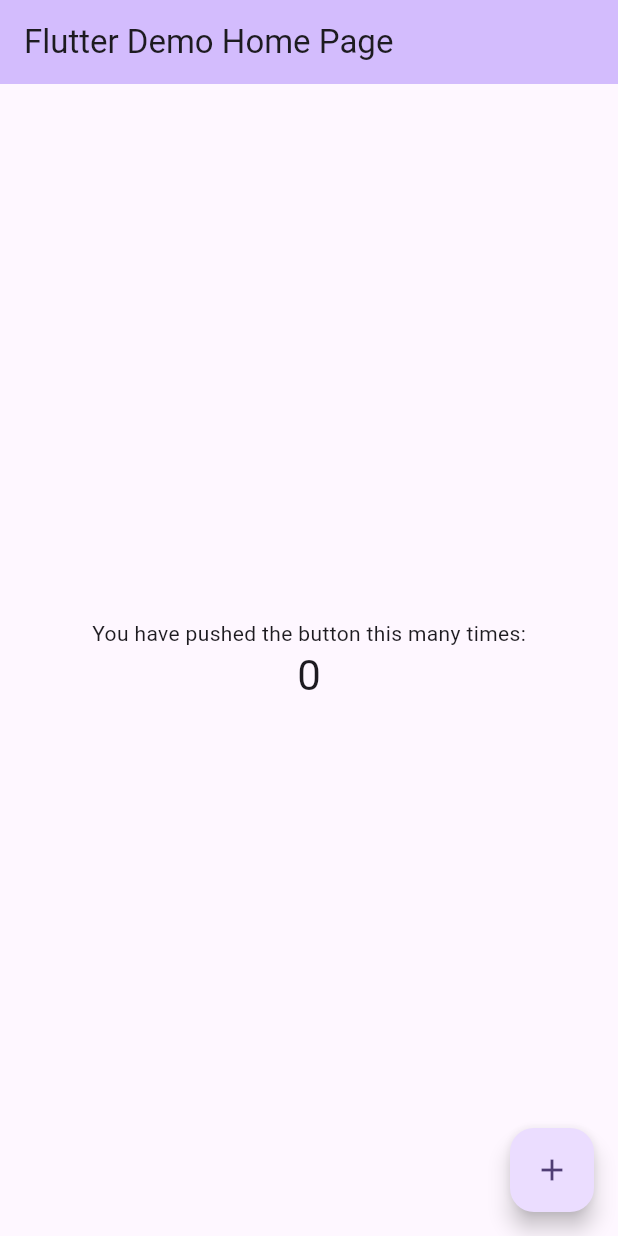
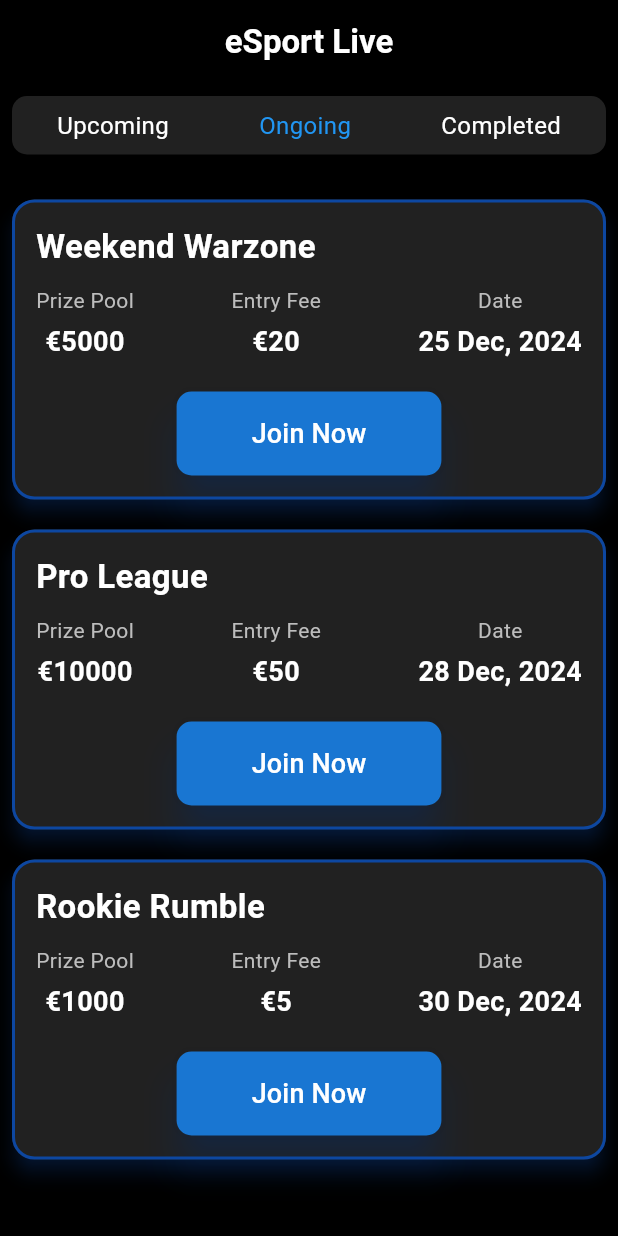
Before and after one commit to could-ai/019a529d-072f-76b9-ad5f-953aaea1f5ed, a Flutter app: the screen it shows after launch, on a phone screen of 412 x 824 dp. Run offline on Flutter 3.47's test engine with Material 3 defaults, Android fonts, the phone set to English and light mode, and no system bars.

Commit message:
Created the splash screen with a dark, gaming-inspired aesthetic. The screen features the "eSport Live" logo with a prominent glow effect to establish the app's cyberpunk theme. A loading indicator is included, and after a 3-second delay, the user is automatically navigated to the home screen. This provides an immersive and visually appealing entry point to the application.; Created the home screen, which serves as the central hub for tournament listings. The screen features a dark, cyberpunk-style background with a filter bar for "Upcoming," "Ongoing," and "Completed" tournaments. Tournament information is displayed in stylized cards with glowing blue borders, providing details on the prize pool, entry fee, and date. Each card includes a "Join Now" button, creating a clear and engaging user interface for players to browse and join tournaments.; Updated the main application file to integrate the new splash screen and set a consistent dark theme. The `MyApp` widget now initializes the app with a `MaterialApp` configured with a dark theme, including a black scaffold background and blue as the primary color. The `home` property is set to `SplashScreen`, ensuring it is the first screen displayed on launch. This creates a cohesive and immersive user experience from the moment the app is opened.

```diff
--- /dev/null
+++ b/usr/lib/home_screen.dart
@@ -0,0 +1,157 @@
+import 'package:flutter/material.dart';
+
+class HomeScreen extends StatelessWidget {
+  const HomeScreen({super.key});
+
+  @override
+  Widget build(BuildContext context) {
+    return Scaffold(
+      backgroundColor: Colors.black,
+      appBar: AppBar(
+        title: const Text(
+          'eSport Live',
+          style: TextStyle(
+            color: Colors.white,
+            fontWeight: FontWeight.bold,
+          ),
+        ),
+        backgroundColor: Colors.black,
+        elevation: 0,
+        centerTitle: true,
+      ),
+      body: Padding(
+        padding: const EdgeInsets.all(8.0),
+        child: Column(
+          children: [
+            _buildFilterBar(),
+            const SizedBox(height: 20),
+            Expanded(
+              child: ListView(
+                children: [
+                  _buildTournamentCard(
+                    'Weekend Warzone',
+                    '€5000',
+                    '€20',
+                    '25 Dec, 2024',
+                  ),
+                  _buildTournamentCard(
+                    'Pro League',
+                    '€10000',
+                    '€50',
+                    '28 Dec, 2024',
+                  ),
+                  _buildTournamentCard(
+                    'Rookie Rumble',
+                    '€1000',
+                    '€5',
+                    '30 Dec, 2024',
+                  ),
+                ],
+              ),
+            ),
+          ],
+        ),
+      ),
+    );
+  }
+
+  Widget _buildFilterBar() {
+    return Container(
+      padding: const EdgeInsets.symmetric(vertical: 8.0),
+      decoration: BoxDecoration(
+        color: Colors.grey[900],
+        borderRadius: BorderRadius.circular(10),
+      ),
+      child: const Row(
+        mainAxisAlignment: MainAxisAlignment.spaceAround,
+        children: [
+          Text('Upcoming', style: TextStyle(color: Colors.white, fontSize: 16)),
+          Text('Ongoing', style: TextStyle(color: Colors.blue, fontSize: 16)),
+          Text('Completed', style: TextStyle(color: Colors.white, fontSize: 16)),
+        ],
+      ),
+    );
+  }
+
+  Widget _buildTournamentCard(
+      String title, String prize, String entry, String date) {
+    return Card(
+      color: Colors.grey[900],
+      shape: RoundedRectangleBorder(
+        borderRadius: BorderRadius.circular(15.0),
+        side: BorderSide(color: Colors.blue.shade900, width: 2),
+      ),
+      elevation: 5,
+      shadowColor: Colors.blue.shade900,
+      margin: const EdgeInsets.symmetric(vertical: 10.0),
+      child: Padding(
+        padding: const EdgeInsets.all(16.0),
+        child: Column(
+          crossAxisAlignment: CrossAxisAlignment.start,
+          children: [
+            Text(
+              title,
+              style: const TextStyle(
+                color: Colors.white,
+                fontSize: 22.0,
+                fontWeight: FontWeight.bold,
+              ),
+            ),
+            const SizedBox(height: 10),
+            Row(
+              mainAxisAlignment: MainAxisAlignment.spaceBetween,
+              children: [
+                _buildInfoColumn('Prize Pool', prize),
+                _buildInfoColumn('Entry Fee', entry),
+                _buildInfoColumn('Date', date),
+              ],
+            ),
+            const SizedBox(height: 20),
+            Center(
+              child: ElevatedButton(
+                onPressed: () {},
+                style: ElevatedButton.styleFrom(
+                  backgroundColor: Colors.blue.shade700,
+                  shape: RoundedRectangleBorder(
+                    borderRadius: BorderRadius.circular(10.0),
+                  ),
+                  padding:
+                      const EdgeInsets.symmetric(horizontal: 50, vertical: 15),
+                  shadowColor: Colors.blue.shade900,
+                  elevation: 10,
+                ),
+                child: const Text(
+                  'Join Now',
+                  style: TextStyle(
+                    color: Colors.white,
+                    fontSize: 18,
+                  ),
+                ),
+              ),
+            ),
+          ],
+        ),
+      ),
+    );
+  }
+
+  Widget _buildInfoColumn(String title, String value) {
+    return Column(
+      children: [
+        Text(
+          title,
+          style: TextStyle(color: Colors.grey[400], fontSize: 14),
+        ),
+        const SizedBox(height: 5),
+        Text(
+          value,
+          style: const TextStyle(
+            color: Colors.white,
+            fontSize: 18,
+            fontWeight: FontWeight.bold,
+          ),
+        ),
+      ],
+    );
+  }
+}
--- a/usr/lib/main.dart
+++ b/usr/lib/main.dart
@@ -1,4 +1,5 @@
 import 'package:flutter/material.dart';
+import 'splash_screen.dart';
 
 void main() {
   runApp(const MyApp());
@@ -7,114 +8,18 @@ void main() {
 class MyApp extends StatelessWidget {
   const MyApp({super.key});
 
-  // This widget is the root of your application.
   @override
   Widget build(BuildContext context) {
     return MaterialApp(
-      title: 'Flutter Demo',
+      title: 'eSport Live',
       debugShowCheckedModeBanner: false,
       theme: ThemeData(
-        // This is the theme of your application.
-        //
-        // TRY THIS: Try running your application with "flutter run". You'll see
-        // the application has a purple toolbar. Then, without quitting the app,
-        // try changing the seedColor in the colorScheme below to Colors.green
-        // and then invoke "hot reload" (save your changes or press the "hot
-        // reload" button in a Flutter-supported IDE, or press "r" if you used
-        // the command line to start the app).
-        //
-        // Notice that the counter didn't reset back to zero; the application
-        // state is not lost during the reload. To reset the state, use hot
-        // restart instead.
-        //
-        // This works for code too, not just values: Most code changes can be
-        // tested with just a hot reload.
-        colorScheme: ColorScheme.fromSeed(seedColor: Colors.deepPurple),
+        brightness: Brightness.dark,
+        primaryColor: Colors.blue,
+        scaffoldBackgroundColor: Colors.black,
+        fontFamily: 'sans-serif',
       ),
-      home: const MyHomePage(title: 'Flutter Demo Home Page'),
+      home: const SplashScreen(),
     );
   }
 }
-
-class MyHomePage extends StatefulWidget {
-  const MyHomePage({super.key, required this.title});
-
-  // This widget is the home page of your application. It is stateful, meaning
-  // that it has a State object (defined below) that contains fields that affect
-  // how it looks.
-
-  // This class is the configuration for the state. It holds the values (in this
-  // case the title) provided by the parent (in this case the App widget) and
-  // used by the build method of the State. Fields in a Widget subclass are
-  // always marked "final".
-
-  final String title;
-
-  @override
-  State<MyHomePage> createState() => _MyHomePageState();
-}
-
-class _MyHomePageState extends State<MyHomePage> {
-  int _counter = 0;
-
-  void _incrementCounter() {
-    setState(() {
-      // This call to setState tells the Flutter framework that something has
-      // changed in this State, which causes it to rerun the build method below
-      // so that the display can reflect the updated values. If we changed
-      // _counter without calling setState(), then the build method would not be
-      // called again, and so nothing would appear to happen.
-      _counter++;
-    });
-  }
-
-  @override
-  Widget build(BuildContext context) {
-    // This method is rerun every time setState is called, for instance as done
-    // by the _incrementCounter method above.
-    //
-    // The Flutter framework has been optimized to make rerunning build methods
-    // fast, so that you can just rebuild anything that needs updating rather
-    // than having to individually change instances of widgets.
-    return Scaffold(
-      appBar: AppBar(
-        // TRY THIS: Try changing the color here to a specific color (to
-        // Colors.amber, perhaps?) and trigger a hot reload to see the AppBar
-        // change color while the other colors stay the same.
-        backgroundColor: Theme.of(context).colorScheme.inversePrimary,
-        // Here we take the value from the MyHomePage object that was created by
-        // the App.build method, and use it to set our appbar title.
-        title: Text(widget.title),
-      ),
-      body: Center(
-        // Center is a layout widget. It takes a single child and positions it
-        // in the middle of the parent.
-        child: Column(
-          // Column is also a layout widget. It takes a list of children and
-          // arranges them vertically. By default, it sizes itself to fit its
-          // children horizontally, and tries to be as tall as its parent.
-          //
-          // Column has various properties to control how it sizes itself and
-          // how it positions its children. Here we use mainAxisAlignment to
-          // center the children vertically; the main axis here is the vertical
-          // axis because Columns are vertical (the cross axis would be
-          // horizontal).
-          //
-          // TRY THIS: Invoke "debug painting" (choose the "Toggle Debug Paint"
-          // action in the IDE, or press "p" in the console), to see the
-          // wireframe for each widget.
-          mainAxisAlignment: MainAxisAlignment.center,
-          children: <Widget>[
-            const Text('You have pushed the button this many times:'),
-            Text('$_counter', style: Theme.of(context).textTheme.headlineMedium),
-          ],
-        ),
-      ),
-      floatingActionButton: FloatingActionButton(
-        onPressed: _incrementCounter,
-        tooltip: 'Increment',
-        child: const Icon(Icons.add),
-      ), // This trailing comma makes auto-formatting nicer for build methods.
-    );
-  }
-}
--- /dev/null
+++ b/usr/lib/splash_screen.dart
@@ -0,0 +1,66 @@
+import 'package:flutter/material.dart';
+import 'dart:async';
+import 'home_screen.dart';
+
+class SplashScreen extends StatefulWidget {
+  const SplashScreen({super.key});
+
+  @override
+  State<SplashScreen> createState() => _SplashScreenState();
+}
+
+class _SplashScreenState extends State<SplashScreen> {
+  @override
+  void initState() {
+    super.initState();
+    Timer(
+      const Duration(seconds: 3),
+      () => Navigator.pushReplacement(
+        context,
+        MaterialPageRoute(builder: (context) => const HomeScreen()),
+      ),
+    );
+  }
+
+  @override
+  Widget build(BuildContext context) {
+    return Scaffold(
+      body: Container(
+        decoration: const BoxDecoration(
+          color: Colors.black,
+        ),
+        child: Center(
+          child: Column(
+            mainAxisAlignment: MainAxisAlignment.center,
+            children: [
+              Text(
+                'eSport Live',
+                style: TextStyle(
+                  fontSize: 48.0,
+                  fontWeight: FontWeight.bold,
+                  color: Colors.white,
+                  shadows: [
+                    Shadow(
+                      blurRadius: 10.0,
+                      color: Colors.blue.shade900,
+                      offset: const Offset(0, 0),
+                    ),
+                    Shadow(
+                      blurRadius: 20.0,
+                      color: Colors.red.shade900,
+                      offset: const Offset(0, 0),
+                    ),
+                  ],
+                ),
+              ),
+              const SizedBox(height: 20),
+              const CircularProgressIndicator(
+                valueColor: AlwaysStoppedAnimation<Color>(Colors.blue),
+              ),
+            ],
+          ),
+        ),
+      ),
+    );
+  }
+}
```
